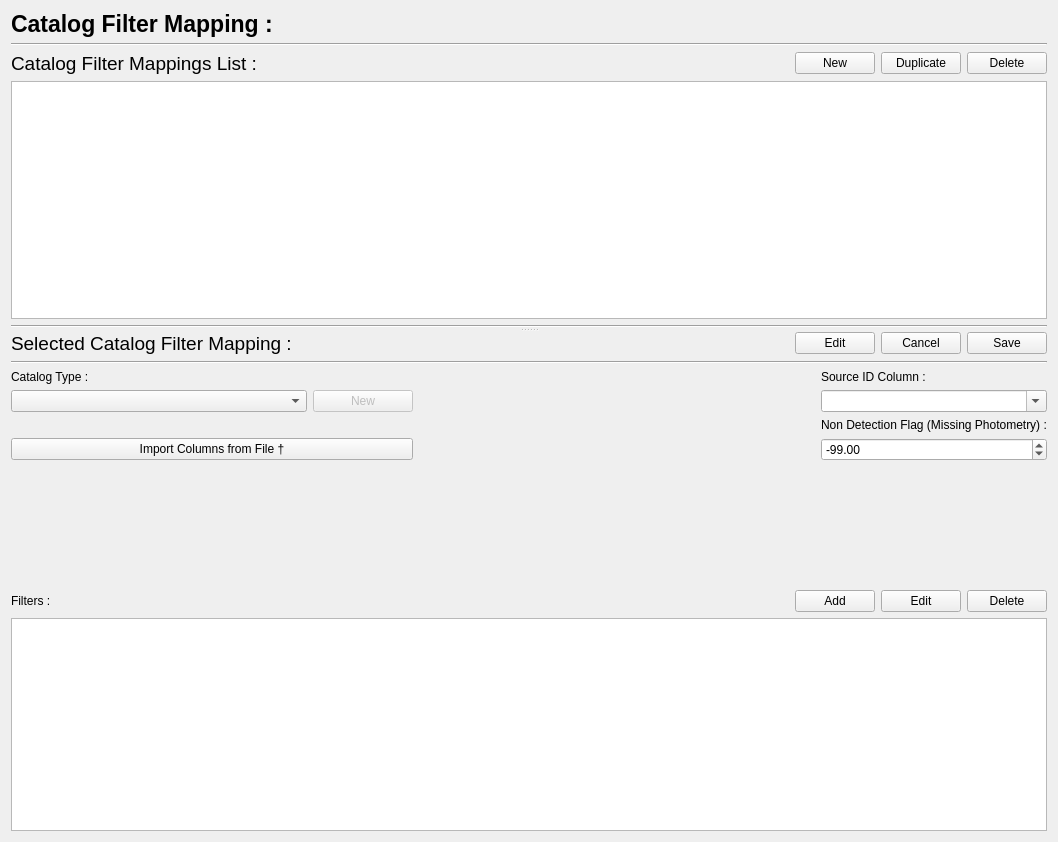
Before: the Qt Designer form PhzQtUI/auxdir/PhzQtUI/FormSurveyMapping.ui in astrorama/Phosphoros, drawn with Qt 5.
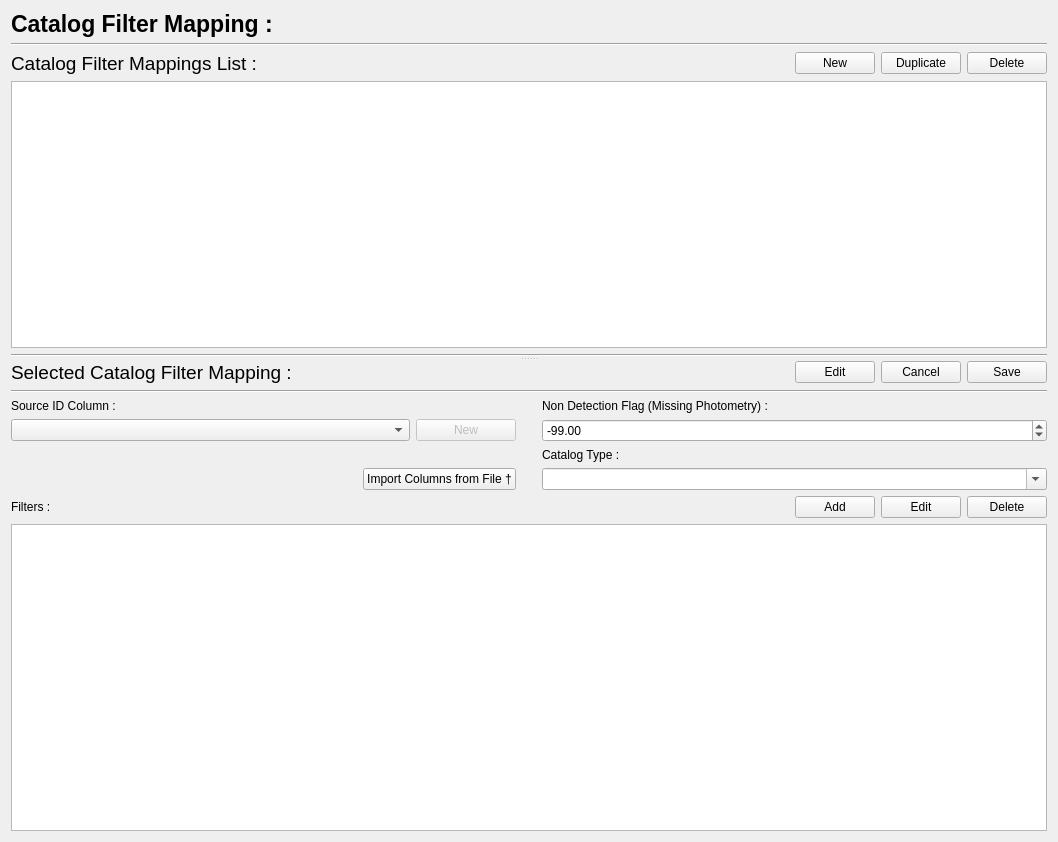
After: the same form once the commit is applied.

Commit message: Improved the layout of the SurceyMapping form

```diff
--- a/PhzQtUI/auxdir/PhzQtUI/FormSurveyMapping.ui
+++ b/PhzQtUI/auxdir/PhzQtUI/FormSurveyMapping.ui
@@ -207,17 +207,8 @@
         </widget>
        </item>
        <item>
-        <layout class="QHBoxLayout" name="horizontalLayout_16">
-         <item>
-          <layout class="QVBoxLayout" name="verticalLayout_8">
-           <item>
-            <widget class="QLabel" name="label_17">
-             <property name="text">
-              <string>Catalog Type :</string>
-             </property>
-            </widget>
-           </item>
-           <item>
+        <layout class="QGridLayout" name="gridLayout_2">
+         <item row="1" column="0">
             <layout class="QHBoxLayout" name="horizontalLayout">
              <item>
               <layout class="QVBoxLayout" name="verticalLayout_4">
@@ -244,20 +235,14 @@
              </item>
             </layout>
            </item>
-           <item>
-            <spacer name="horizontalSpacer">
-             <property name="orientation">
-              <enum>Qt::Horizontal</enum>
-             </property>
-             <property name="sizeHint" stdset="0">
-              <size>
-               <width>40</width>
-               <height>20</height>
-              </size>
-             </property>
-            </spacer>
-           </item>
-           <item>
+         <item row="0" column="0">
+          <widget class="QLabel" name="label_18">
+           <property name="text">
+            <string>Source ID Column :</string>
+           </property>
+          </widget>
+         </item>
+         <item row="3" column="0" alignment="Qt::AlignRight">
             <widget class="QPushButton" name="btn_ImportColumn">
              <property name="toolTip">
               <string>Select a file to be used as default file for this catalog. The columns of the catalog will be used to populate the drop-down for the ID and the Filters columns.</string>
@@ -267,58 +252,37 @@
              </property>
             </widget>
            </item>
-           <item>
-            <spacer name="verticalSpacer">
-             <property name="orientation">
-              <enum>Qt::Vertical</enum>
-             </property>
-             <property name="sizeHint" stdset="0">
-              <size>
-               <width>20</width>
-               <height>40</height>
-              </size>
-             </property>
-            </spacer>
-           </item>
-          </layout>
-         </item>
-         <item>
-          <spacer name="horizontalSpacer_2">
-           <property name="orientation">
-            <enum>Qt::Horizontal</enum>
-           </property>
-           <property name="sizeHint" stdset="0">
-            <size>
-             <width>40</width>
-             <height>20</height>
-            </size>
-           </property>
-          </spacer>
-         </item>
-         <item>
-          <layout class="QVBoxLayout" name="verticalLayout_11">
-           <item>
-            <widget class="QLabel" name="label_18">
+         <item row="2" column="2">
+          <widget class="QLabel" name="label_17">
              <property name="text">
-              <string>Source ID Column :</string>
+            <string>Catalog Type :</string>
              </property>
             </widget>
            </item>
-           <item>
-            <widget class="QComboBox" name="cb_SourceId">
-             <property name="editable">
-              <bool>true</bool>
-             </property>
-            </widget>
-           </item>
-           <item>
+         <item row="1" column="1">
+          <spacer name="horizontalSpacer">
+           <property name="orientation">
+            <enum>Qt::Horizontal</enum>
+           </property>
+           <property name="sizeType">
+            <enum>QSizePolicy::Fixed</enum>
+           </property>
+           <property name="sizeHint" stdset="0">
+            <size>
+             <width>20</width>
+             <height>0</height>
+            </size>
+           </property>
+          </spacer>
+         </item>
+         <item row="0" column="2">
             <widget class="QLabel" name="label_2">
              <property name="text">
               <string>Non Detection Flag (Missing Photometry) :</string>
              </property>
             </widget>
            </item>
-           <item>
+         <item row="1" column="2">
             <widget class="QDoubleSpinBox" name="txt_nonDetection">
              <property name="minimum">
               <double>-10000000.000000000000000</double>
@@ -331,27 +295,12 @@
              </property>
             </widget>
            </item>
-           <item>
-            <spacer name="verticalSpacer_2">
-             <property name="orientation">
-              <enum>Qt::Vertical</enum>
-             </property>
-             <property name="sizeHint" stdset="0">
-              <size>
-               <width>20</width>
-               <height>40</height>
-              </size>
-             </property>
-            </spacer>
-           </item>
-           <item>
-            <widget class="QLabel" name="label">
-             <property name="text">
-              <string/>
-             </property>
-            </widget>
-           </item>
-          </layout>
+         <item row="3" column="2">
+          <widget class="QComboBox" name="cb_SourceId">
+           <property name="editable">
+            <bool>true</bool>
+           </property>
+          </widget>
          </item>
         </layout>
        </item>
```
Lines whose indentation alone changed are shown as unchanged.
